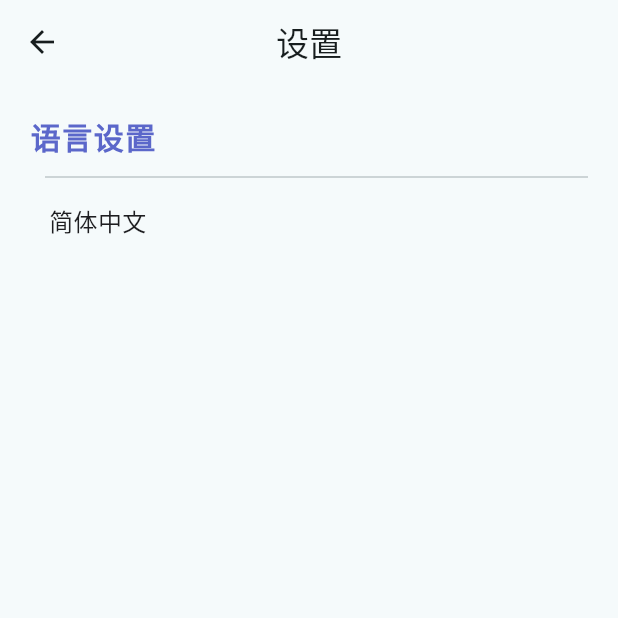
After one commit to plantSnow/Pirt, a Flutter app: the SettingPage screen opened directly, on a phone screen of 412 x 824 dp, the top half of it. The commit adds this screen. Run offline on Flutter 3.47's test engine with Material 3 defaults, Android fonts, the phone set to English and light mode, and no system bars.

Commit message:
用户界面的设置页

```diff
--- /dev/null
+++ b/lib/pages/setting_page.dart
@@ -0,0 +1,64 @@
+import 'package:flutter/material.dart';
+
+// 这个是留在这里占位置用的, 其实根本还没用上
+class SettingPage extends StatelessWidget {
+  const SettingPage({super.key});
+
+//   State<SettingPage> createState() => _SettingPageState();
+// }
+
+// class _SettingPageState extends State<SettingPage> {
+  @override
+  Widget build(BuildContext context) {
+    return Scaffold(
+      appBar: AppBar(
+        leading: const BackButton(),
+        title: const Text("设置"),
+        centerTitle: true,
+      ),
+      body: ListView(
+        padding: const EdgeInsets.all(20),
+        children: const [SettingContainer()],
+      ),
+    );
+  }
+}
+
+class SettingContainer extends StatelessWidget {
+  const SettingContainer({super.key});
+
+  @override
+  Widget build(BuildContext context) {
+    return const Column(
+        crossAxisAlignment: CrossAxisAlignment.center,
+        children: [
+          SizedBox(
+            child:
+                Column(crossAxisAlignment: CrossAxisAlignment.start, children: [
+              Text(
+                "语言设置",
+                style: TextStyle(
+                    letterSpacing: 1,
+                    color: Color(
+                      0xff5b67ca,
+                    ),
+                    fontSize: 20,
+                    fontWeight: FontWeight.w600),
+              ),
+              Divider(
+                indent: 10,
+                thickness: 1,
+                height: 26,
+              ),
+              Text(
+                "   简体中文",
+                style: TextStyle(
+                    height: 2,
+                    color: Color.fromARGB(255, 29, 29, 32),
+                    fontSize: 16),
+              ),
+            ]),
+          ),
+        ]);
+  }
+}
--- a/lib/widgets/UserPage/setting_button.dart
+++ b/lib/widgets/UserPage/setting_button.dart
@@ -1,4 +1,6 @@
+import 'package:flutter/cupertino.dart';
 import 'package:flutter/material.dart';
+import 'package:pirt/pages/setting_page.dart';
 
 // 用户页面的五个按钮, 参数 btnChoose 的值取0~4对应了5个不同按钮
 class SettingBtn extends StatelessWidget {
@@ -21,9 +23,7 @@ class SettingBtn extends StatelessWidget {
     Icons.settings,
   ];
 
-  static const btnText = [
-    '旅行计划', '工具箱', '个人信息', '城市足迹', '设置'
-  ];
+  static const btnText = ['旅行计划', '工具箱', '个人信息', '城市足迹', '设置'];
 
   @override
   Widget build(BuildContext context) {
@@ -31,10 +31,21 @@ class SettingBtn extends StatelessWidget {
     double screenWidth = MediaQuery.of(context).size.width;
     // TODO: 按钮按下触发路由
     return RawMaterialButton(
-      onPressed: (){},
+        onPressed: () {
+          // 根据按钮传入的btnchoose值转到不同的界面
+          switch (btnChoose) {
+            case 4:
+              Navigator.push(
+                  context,
+                  CupertinoPageRoute(
+                    builder: (context) => const SettingPage(),
+                  ));
+              break;
+          }
+        },
         child: Container(
-        height: (138/812)*screenHeight,
-        width: (138/375)*screenWidth,
+          height: (138 / 812) * screenHeight,
+          width: (138 / 375) * screenWidth,
           decoration: BoxDecoration(
             borderRadius: BorderRadius.circular(20),
             color: colorsToBeUsed[btnChoose][0],
@@ -44,50 +55,44 @@ class SettingBtn extends StatelessWidget {
               Align(
                   alignment: const Alignment(0, -0.6),
                   child: Container(
-                width: (48/375)*screenWidth,
-                height: (48/812)*screenHeight,
+                    width: (48 / 375) * screenWidth,
+                    height: (48 / 812) * screenHeight,
                     decoration: BoxDecoration(
                         color: colorsToBeUsed[btnChoose][1],
-                  borderRadius: BorderRadius.circular(8)
-                ),
+                        borderRadius: BorderRadius.circular(8)),
                     child: Icon(
                       iconList[btnChoose],
                       color: Colors.white,
                     ),
-              )
-            ),
+                  )),
               Align(
-              alignment: Alignment(0, (btnChoose == 0 || btnChoose == 3)? 0.6 : 0.5),
-              child: ((btnChoose == 0) || (btnChoose == 3))? SizedBox(
-                height: (48/812)*screenHeight,
-                child: Column(
-                  children: [
+                  alignment: Alignment(
+                      0, (btnChoose == 0 || btnChoose == 3) ? 0.6 : 0.5),
+                  child: ((btnChoose == 0) || (btnChoose == 3))
+                      ? SizedBox(
+                          height: (48 / 812) * screenHeight,
+                          child: Column(children: [
                             Text(
                               btnText[btnChoose],
                               style: const TextStyle(
                                   color: Color(0xff10275a),
-                        fontWeight: FontWeight.w800
-                      ),
+                                  fontWeight: FontWeight.w800),
                             ),
                             Text(
-                      btnChoose == 0? '总数： ${4}': '点亮：${4}', //TODO: 这里的数据来自后端传参
-                      style: const TextStyle(
-                        color: Color(0xff393939)
+                              btnChoose == 0
+                                  ? '总数： ${4}'
+                                  : '点亮：${4}', //TODO: 这里的数据来自后端传参
+                              style: const TextStyle(color: Color(0xff393939)),
                             ),
-                    ),
-                  ]
-                )
-              ): Text(
+                          ]))
+                      : Text(
                           btnText[btnChoose],
                           style: const TextStyle(
                               color: Color(0xff10275a),
-                  fontWeight: FontWeight.w800
-                ),
-              )
-            )
+                              fontWeight: FontWeight.w800),
+                        ))
             ],
           ),
-      )
-    );
+        ));
   }
 }
```
Lines whose indentation alone changed are shown as unchanged.
